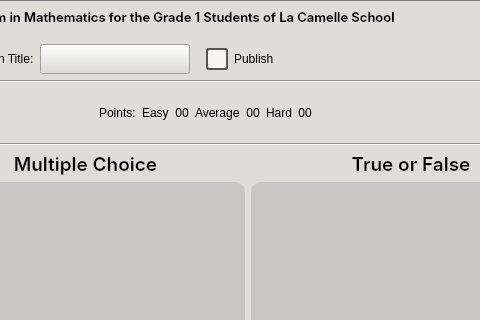
Qt form CAI_PyQt/CAI_Admin/UI/FormHome.ui (CPG19040/CPG19040) before a commit; both pictures show x 609 to 1089 and y 0 to 320 of the 1190 by 732 pixel window.
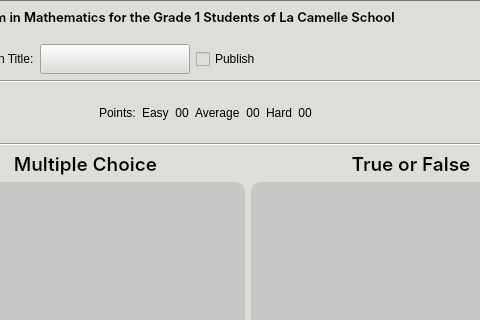
The same form after that commit. The open tabs and pages were chosen to show the change. Icons and pictures are not drawn.

Diff of the .ui file:
```diff
--- a/CAI_PyQt/CAI_Admin/UI/FormHome.ui
+++ b/CAI_PyQt/CAI_Admin/UI/FormHome.ui
@@ -4398,20 +4398,7 @@
                    <cursorShape>PointingHandCursor</cursorShape>
                   </property>
                   <property name="styleSheet">
-                   <string notr="true">QCheckBox {
-	background-color: transparent;
-	padding: 5px 10px;
-}
-QCheckBox::indicator {
-	width: 18px;
-	height: 18px;
-	background-color: rgb(246, 245, 244);
-	border: 2px solid #555555;
-	border-radius: 3px;
-}
-QCheckBox::indicator:checked {
-	image: url(:/Images/Images/check.png);
-}</string>
+                   <string notr="true"/>
                   </property>
                   <property name="text">
                    <string>Publish</string>
```
Left out of the diff: 2 changed lines with no effect on the pictures.
